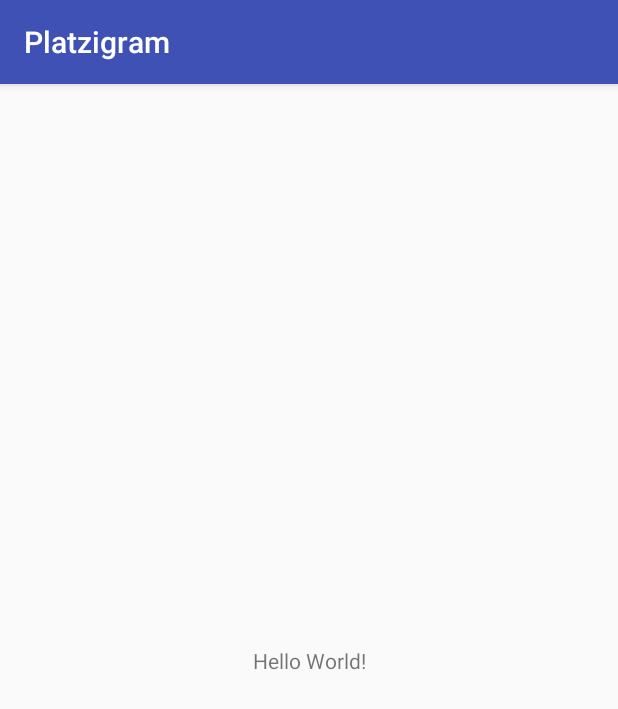
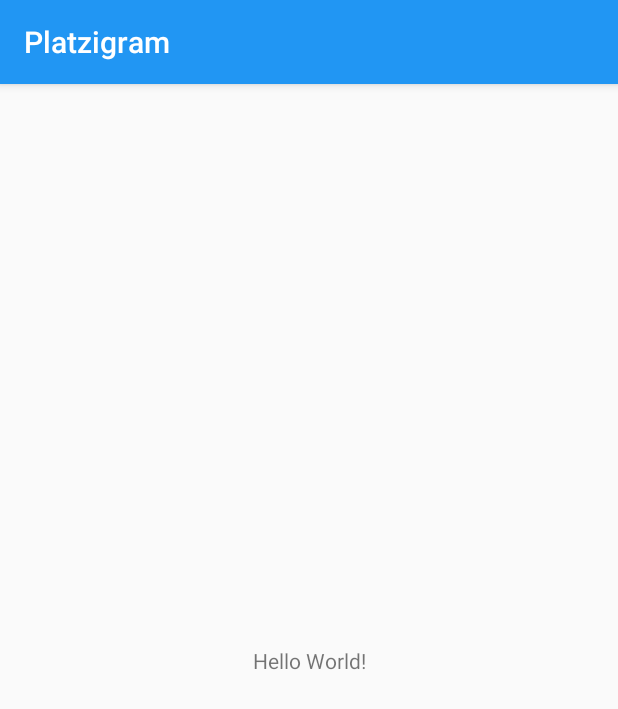
Before and after one commit to gcardosov/Platzigram, an Android app: the screen it shows after launch (LoginActivity), on a phone screen of 412 x 824 dp. Shown: the top 709 px of the screen. Run offline under Robolectric (Android 15) with nearby library versions, the phone set to English and light mode, and no system bars.

Commit message:
Agregardo nuevos activities

```diff
--- a/app/src/main/AndroidManifest.xml
+++ b/app/src/main/AndroidManifest.xml
@@ -16,6 +16,7 @@
                 <category android:name="android.intent.category.LAUNCHER" />
             </intent-filter>
         </activity>
+        <activity android:name=".view.CreateAccountActivity"></activity>
     </application>
 
 </manifest>
--- a/app/src/main/res/values/colors.xml
+++ b/app/src/main/res/values/colors.xml
@@ -1,6 +1,6 @@
 <?xml version="1.0" encoding="utf-8"?>
 <resources>
-    <color name="colorPrimary">#3F51B5</color>
-    <color name="colorPrimaryDark">#303F9F</color>
+        <color name="colorPrimary">#2196F3</color>
+    <color name="colorPrimaryDark">#1976D2</color>
     <color name="colorAccent">#FF4081</color>
 </resources>
```
Also changed, not shown: app/src/main/java/com/gcardosov/platzigram/view/CreateAccountActivity.java (added, +15 -0 lines), app/src/main/res/layout/activity_create_account.xml (added, +9 -0 lines).
